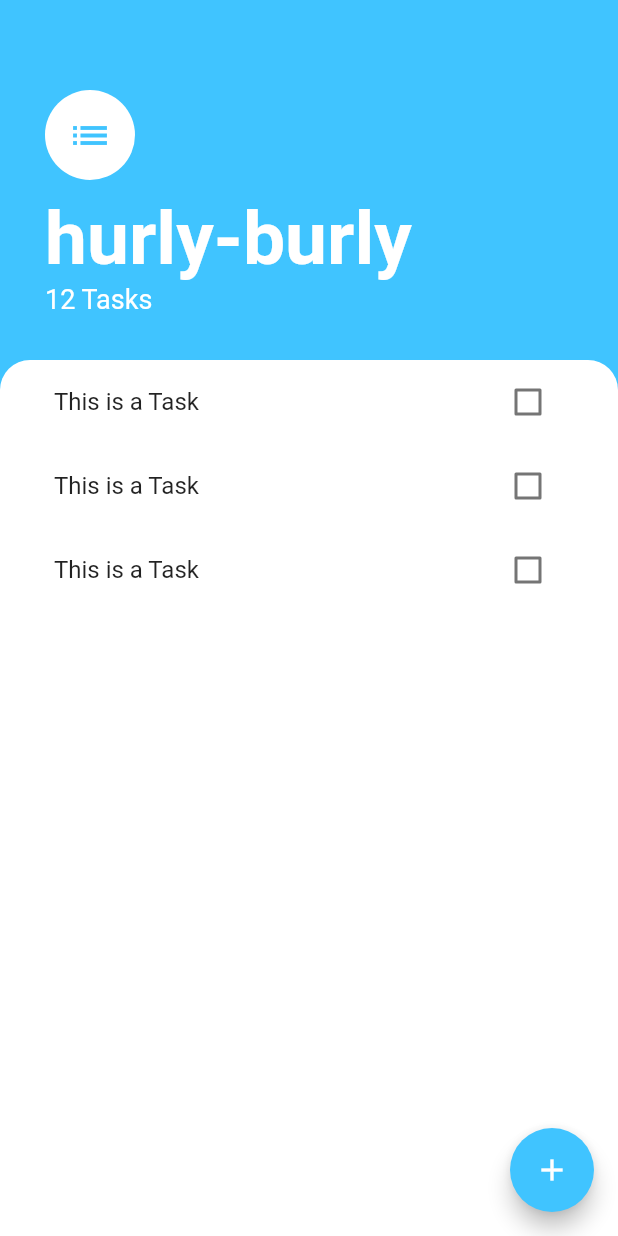
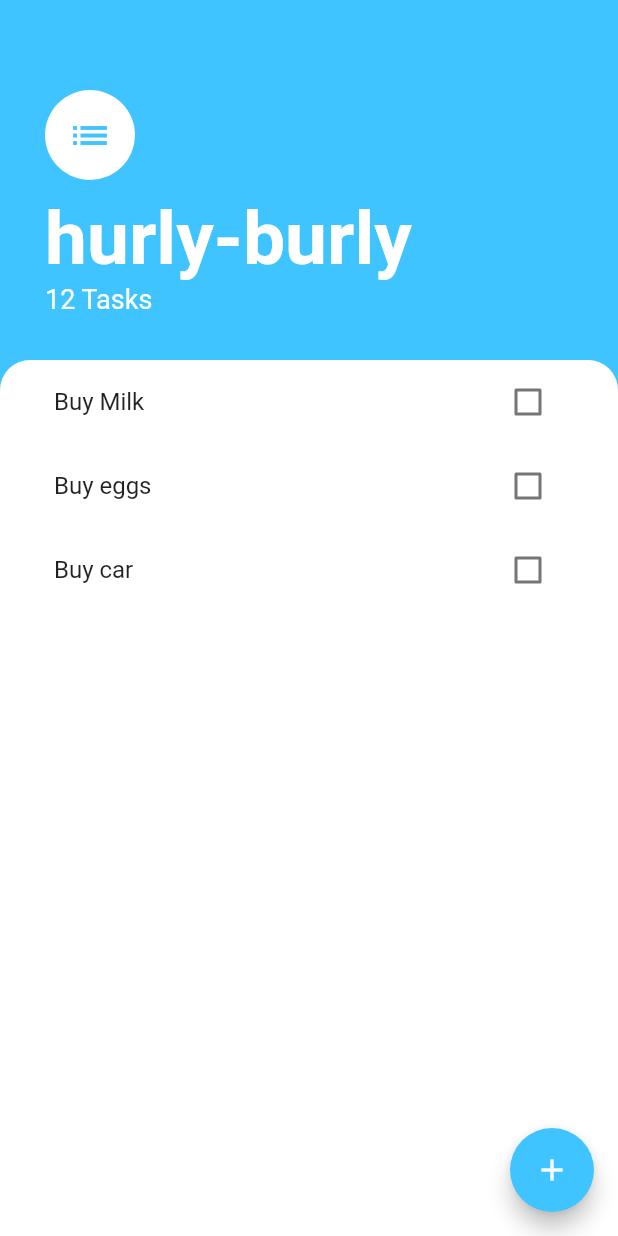
Before and after one commit to ajay1706/provider-app, a Flutter app: the screen it shows after launch, on a phone screen of 412 x 824 dp. Run offline on Flutter 3.47's test engine with Material 2 defaults, Android fonts, the phone set to English and light mode, and no system bars.

Commit message:
added some methods

```diff
--- /dev/null
+++ b/provider_app/lib/model/task.dart
@@ -0,0 +1,10 @@
+class Task {
+  final String name;
+  bool isDone;
+
+  Task({this.name,this.isDone = false});
+  void toggleDone(){
+    // ignore: unnecessary_statements
+    isDone != isDone;
+  }
+}
--- a/provider_app/lib/widgets/task_list.dart
+++ b/provider_app/lib/widgets/task_list.dart
@@ -1,14 +1,36 @@
 import 'package:flutter/material.dart';
 import 'task_tile.dart';
+import 'package:provider_app/model/task.dart';
 
-class TaskList extends StatelessWidget {
+class TaskList extends StatefulWidget {
+  @override
+  _TaskListState createState() => _TaskListState();
+}
+
+class _TaskListState extends State<TaskList> {
+
+  List<Task> tasks = [
+    Task(name: 'Buy Milk'),
+    Task(name: 'Buy eggs'),
+    Task(name: 'Buy car')
+  ];
   @override
   Widget build(BuildContext context) {
     return ListView(
-      children: <Widget>[
-        TaskTile(),
-        TaskTile(),
-        TaskTile()],
+    children: <Widget>[
+      TaskTile(
+        taskTitle: tasks[0].name,
+        isChecked: tasks[0].isDone,
+      ),
+      TaskTile(
+        taskTitle: tasks[1].name,
+        isChecked: tasks[1].isDone,
+      ),
+      TaskTile(
+        taskTitle: tasks[2].name,
+        isChecked: tasks[2].isDone,
+      )
+    ],
     );
   }
 }
--- a/provider_app/lib/widgets/task_tile.dart
+++ b/provider_app/lib/widgets/task_tile.dart
@@ -1,46 +1,31 @@
 import 'package:flutter/material.dart';
 
 
-class TaskTile extends StatefulWidget {
-  @override
-  _TaskTileState createState() => _TaskTileState();
-}
+class TaskTile extends StatelessWidget {
 
-class _TaskTileState extends State<TaskTile> {
-  bool isChecked = false;
+  final bool isChecked ;
+  final String taskTitle;
 
-  void checkboxCallBack(bool checkBoxState){
-    setState(() {
-
-      isChecked = checkBoxState;
-    });
-  }
-  @override
+  TaskTile({this.isChecked,this.taskTitle});
+@override
   Widget build(BuildContext context) {
     return ListTile(
-      title: Text('This is a Task',
+      title: Text(taskTitle,
       style: TextStyle(
         decoration: isChecked ? TextDecoration.lineThrough : null
       ),),
-      trailing: new TaskCheckBox( checkboxState: isChecked,
-          toggleCheckBoxState: checkboxCallBack,)
+      trailing:  Checkbox(
+          value: isChecked,
+          activeColor: Colors.lightBlueAccent, onChanged: (bool value) {},
+//          onChanged:toggleCheckBoxState
+      )
     );
   }
 }
 
-class TaskCheckBox extends StatelessWidget {
-
-final bool checkboxState;
-final Function toggleCheckBoxState;
-
-   TaskCheckBox({ this.checkboxState,this.toggleCheckBoxState });
-
-  @override
-  Widget build(BuildContext context) {
-    return Checkbox(
-      value: checkboxState,
-      activeColor: Colors.lightBlueAccent,
-      onChanged:toggleCheckBoxState
-    );
-  }
-}
+//(bool checkBoxState){
+//setState(() {
+//
+//isChecked = checkBoxState;
+//});
+//}
```
